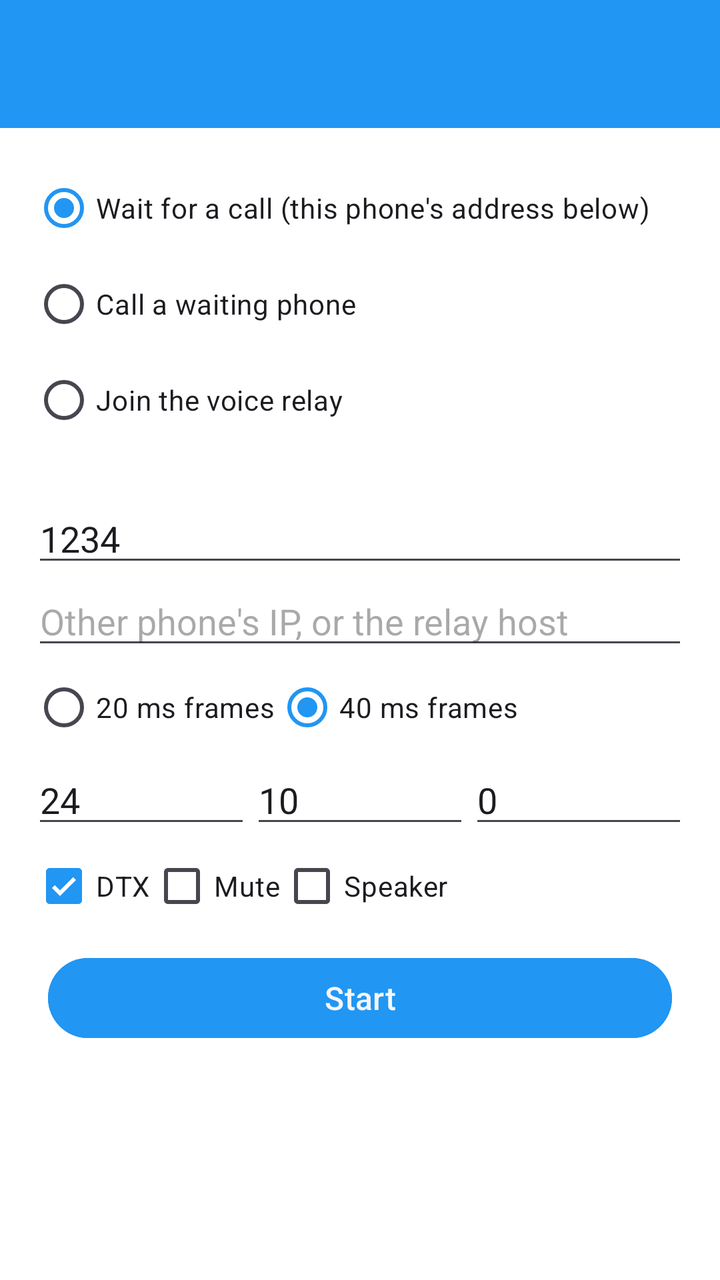
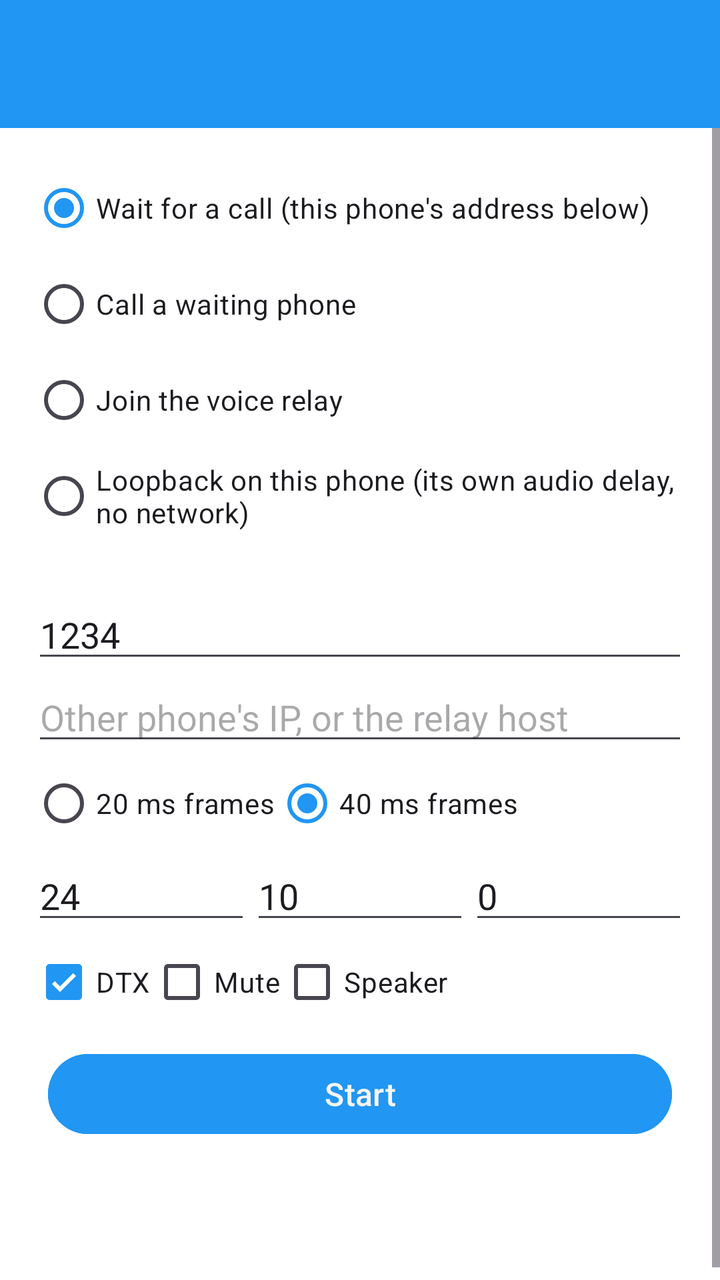

Screens rendered from an Android XML layout before and after an edit, with the pre-edit source and the edit as a unified diff.
<!-- AndroidManifest.xml: application theme Theme.Freer -->
<!-- res/layout/activity_voice_spike.xml -->
<?xml version="1.0" encoding="utf-8"?>
<LinearLayout xmlns:android="http://schemas.android.com/apk/res/android"
    android:layout_width="match_parent"
    android:layout_height="match_parent"
    android:orientation="vertical">

    <include layout="@layout/common_toolbar" />

    <ScrollView
        android:layout_width="match_parent"
        android:layout_height="0dp"
        android:layout_weight="1">

        <LinearLayout
            android:layout_width="match_parent"
            android:layout_height="wrap_content"
            android:orientation="vertical"
            android:padding="16dp">

            <RadioGroup
                android:id="@+id/modeGroup"
                android:layout_width="match_parent"
                android:layout_height="wrap_content"
                android:orientation="vertical">

                <RadioButton
                    android:id="@+id/modeHost"
                    android:layout_width="wrap_content"
                    android:layout_height="wrap_content"
                    android:checked="true"
                    android:text="@string/voice_spike_mode_host" />

                <RadioButton
                    android:id="@+id/modeCall"
                    android:layout_width="wrap_content"
                    android:layout_height="wrap_content"
                    android:text="@string/voice_spike_mode_call" />

                <RadioButton
                    android:id="@+id/modeRelay"
                    android:layout_width="wrap_content"
                    android:layout_height="wrap_content"
                    android:text="@string/voice_spike_mode_relay" />
            </RadioGroup>

            <TextView
                android:id="@+id/localAddresses"
                android:layout_width="match_parent"
                android:layout_height="wrap_content"
                android:layout_marginTop="4dp"
                android:textColor="@color/field_name"
                android:textIsSelectable="true" />

            <EditText
                android:id="@+id/roomCode"
                android:layout_width="match_parent"
                android:layout_height="wrap_content"
                android:hint="@string/voice_spike_room_code"
                android:inputType="text"
                android:text="1234" />

            <EditText
                android:id="@+id/remoteHost"
                android:layout_width="match_parent"
                android:layout_height="wrap_content"
                android:hint="@string/voice_spike_remote_host"
                android:inputType="textUri" />

            <RadioGroup
                android:id="@+id/frameGroup"
                android:layout_width="match_parent"
                android:layout_height="wrap_content"
                android:orientation="horizontal">

                <RadioButton
                    android:id="@+id/frame20"
                    android:layout_width="wrap_content"
                    android:layout_height="wrap_content"
                    android:text="@string/voice_spike_frame_20" />

                <RadioButton
                    android:id="@+id/frame40"
                    android:layout_width="wrap_content"
                    android:layout_height="wrap_content"
                    android:checked="true"
                    android:text="@string/voice_spike_frame_40" />
            </RadioGroup>

            <LinearLayout
                android:layout_width="match_parent"
                android:layout_height="wrap_content"
                android:orientation="horizontal">

                <EditText
                    android:id="@+id/bitrate"
                    android:layout_width="0dp"
                    android:layout_height="wrap_content"
                    android:layout_weight="1"
                    android:hint="@string/voice_spike_bitrate"
                    android:inputType="number"
                    android:text="24" />

                <EditText
                    android:id="@+id/expectedLoss"
                    android:layout_width="0dp"
                    android:layout_height="wrap_content"
                    android:layout_weight="1"
                    android:hint="@string/voice_spike_expected_loss"
                    android:inputType="number"
                    android:text="10" />

                <EditText
                    android:id="@+id/simulatedLoss"
                    android:layout_width="0dp"
                    android:layout_height="wrap_content"
                    android:layout_weight="1"
                    android:hint="@string/voice_spike_simulated_loss"
                    android:inputType="number"
                    android:text="0" />
            </LinearLayout>

            <LinearLayout
                android:layout_width="match_parent"
                android:layout_height="wrap_content"
                android:orientation="horizontal">

                <CheckBox
                    android:id="@+id/dtx"
                    android:layout_width="wrap_content"
                    android:layout_height="wrap_content"
                    android:checked="true"
                    android:text="@string/voice_spike_dtx" />

                <CheckBox
                    android:id="@+id/mute"
                    android:layout_width="wrap_content"
                    android:layout_height="wrap_content"
                    android:text="@string/voice_spike_mute" />

                <CheckBox
                    android:id="@+id/speaker"
                    android:layout_width="wrap_content"
                    android:layout_height="wrap_content"
                    android:text="@string/voice_spike_speaker" />
            </LinearLayout>

            <Button
                android:id="@+id/startStop"
                style="@style/ButtonStyle"
                android:layout_width="match_parent"
                android:layout_height="wrap_content"
                android:text="@string/voice_spike_start" />

            <TextView
                android:id="@+id/status"
                android:layout_width="match_parent"
                android:layout_height="wrap_content"
                android:layout_marginTop="8dp"
                android:textColor="@color/field_name" />

            <TextView
                android:id="@+id/stats"
                android:layout_width="match_parent"
                android:layout_height="wrap_content"
                android:layout_marginTop="8dp"
                android:fontFamily="monospace"
                android:textColor="@color/text"
                android:textIsSelectable="true"
                android:textSize="12sp" />
        </LinearLayout>
    </ScrollView>
</LinearLayout>
<!-- res/layout/common_toolbar.xml (included above) -->
<?xml version="1.0" encoding="utf-8"?>
<androidx.appcompat.widget.Toolbar xmlns:android="http://schemas.android.com/apk/res/android"
    xmlns:app="http://schemas.android.com/apk/res-auto"
    android:id="@+id/toolbar"
    android:layout_width="match_parent"
    android:layout_height="?attr/actionBarSize"
    android:background="@color/accent"
    android:theme="@style/ThemeOverlay.Freer.Toolbar">

    <LinearLayout
        android:id="@+id/toolbar_fid_container"
        android:layout_width="wrap_content"
        android:layout_height="match_parent"
        android:layout_gravity="end"
        android:orientation="horizontal"
        android:gravity="end|center_vertical"
        android:visibility="gone"
        android:clickable="true"
        android:focusable="true"
        android:paddingStart="8dp"
        android:paddingEnd="16dp"
        android:background="?android:attr/selectableItemBackground">

        <TextView
            android:id="@+id/toolbar_fid_text"
            android:layout_width="130dp"
            android:layout_height="wrap_content"
            android:textColor="@color/main_background"
            android:paddingStart="8dp"
            android:paddingEnd="4dp"
            android:textSize="14sp"
            android:maxLines="1"
            android:gravity="end"
            android:ellipsize="middle" />

        <ImageView
            android:id="@+id/toolbar_avatar"
            android:layout_width="42dp"
            android:layout_height="42dp"
            android:background="@color/accent"
            android:scaleType="centerCrop"
            android:contentDescription="@string/avatar" />

    </LinearLayout>

</androidx.appcompat.widget.Toolbar>
<!-- resources referenced by this layout -->
<resources>
  <color name="accent">#2196F3</color>
  <color name="field_name">#7050A0</color>
  <color name="main_background">#F5F5F5</color>
  <color name="text">#000000</color>
  <string name="avatar">Avatar</string>
  <string name="voice_spike_bitrate">kbps</string>
  <string name="voice_spike_dtx">DTX</string>
  <string name="voice_spike_expected_loss">FEC for loss %</string>
  <string name="voice_spike_frame_20">20 ms frames</string>
  <string name="voice_spike_frame_40">40 ms frames</string>
  <string name="voice_spike_mode_call">Call a waiting phone</string>
  <string name="voice_spike_mode_host">Wait for a call (this phone\'s address below)</string>
  <string name="voice_spike_mode_relay">Join the voice relay</string>
  <string name="voice_spike_mute">Mute</string>
  <string name="voice_spike_remote_host">Other phone\'s IP, or the relay host</string>
  <string name="voice_spike_room_code">Room code (same on both phones)</string>
  <string name="voice_spike_simulated_loss">Drop % received</string>
  <string name="voice_spike_speaker">Speaker</string>
  <string name="voice_spike_start">Start</string>
  <style name="ButtonStyle">
          <item name="android:textColor">@color/main_background</item>
          <item name="android:backgroundTint">@color/accent</item>
          <item name="android:paddingStart">8dp</item>
          <item name="android:paddingEnd">8dp</item>
          <item name="android:paddingTop">8dp</item>
          <item name="android:paddingBottom">8dp</item>
          <item name="android:textSize">16sp</item>
          <item name="android:textAllCaps">false</item>
          <item name="android:layout_width">wrap_content</item>
          <item name="android:layout_height">@dimen/button_height</item>
          <item name="android:layout_weight">1</item>
          <item name="android:layout_marginStart">4dp</item>
          <item name="android:layout_marginEnd">4dp</item>
          <item name="android:layout_margin">8dp</item>
          <item name="android:layout_gravity">center</item>
      </style>
  <style name="ThemeOverlay.Freer.Toolbar" parent="ThemeOverlay.AppCompat.ActionBar">
          <item name="android:textColorPrimary">@color/main_background</item>
          <item name="android:textColorSecondary">@color/main_background</item>
      </style>
  <style name="Theme.Freer" parent="Base.Theme.Freer" />
  <dimen name="button_height">52dp</dimen>
  <style name="Base.Theme.Freer" parent="Theme.Material3.DayNight.NoActionBar">
          <item name="colorPrimary">#2196F3</item>
          <item name="colorAccent">#2196F3</item>
          <item name="android:windowBackground">#FFFFFF</item>
          
          <item name="android:windowLayoutInDisplayCutoutMode">shortEdges</item>
          <item name="android:enforceNavigationBarContrast">false</item>
          <item name="android:enforceStatusBarContrast">false</item>
          <item name="android:statusBarColor">@android:color/transparent</item>
          <item name="android:navigationBarColor">@android:color/transparent</item>
          <item name="android:windowLightStatusBar">true</item>
          <item name="android:windowLightNavigationBar">true</item>
      </style>
</resources>

<!-- the commit's change to res/layout/activity_voice_spike.xml (unified diff, before → after) -->
@@ -41,6 +41,12 @@
                     android:layout_width="wrap_content"
                     android:layout_height="wrap_content"
                     android:text="@string/voice_spike_mode_relay" />
+
+                <RadioButton
+                    android:id="@+id/modeLoopback"
+                    android:layout_width="wrap_content"
+                    android:layout_height="wrap_content"
+                    android:text="@string/voice_spike_mode_loopback" />
             </RadioGroup>
 
             <TextView
<!-- resource entries referenced after the edit -->
@@ -12,6 +12,7 @@
   <string name="voice_spike_frame_40">40 ms frames</string>
   <string name="voice_spike_mode_call">Call a waiting phone</string>
   <string name="voice_spike_mode_host">Wait for a call (this phone\'s address below)</string>
+  <string name="voice_spike_mode_loopback">Loopback on this phone (its own audio delay, no network)</string>
   <string name="voice_spike_mode_relay">Join the voice relay</string>
   <string name="voice_spike_mute">Mute</string>
   <string name="voice_spike_remote_host">Other phone\'s IP, or the relay host</string>
